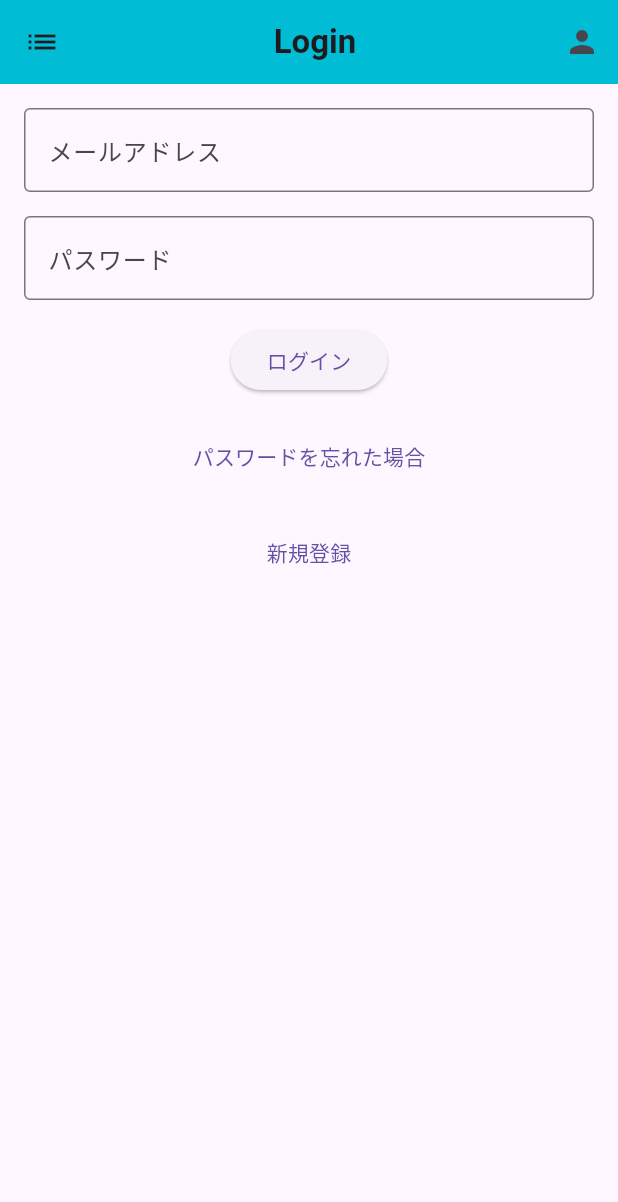
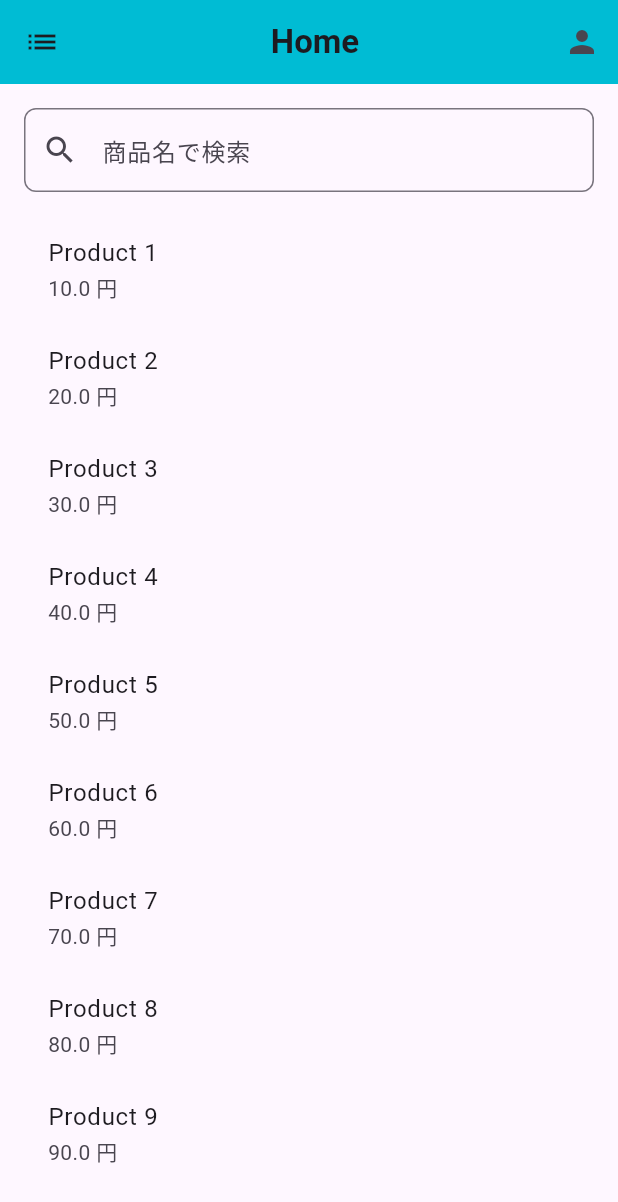
Before and after one commit to Shochan0713/UrbanStore, a Flutter app: the screen it shows after launch, in the side drawer, after a tap on "ログイン", on a phone screen of 412 x 824 dp. Shown: the top 1202 px of the screen. Run offline on Flutter 3.47's test engine with Material 3 defaults, Android fonts, the light colour scheme and no system bars; our stand-ins replace cloud_firestore, firebase_auth, firebase_core; accounts and stored records are empty.

Commit message:
カート機能追加

```diff
--- a/urbanstore/lib/model/cart.dart
+++ b/urbanstore/lib/model/cart.dart
@@ -1,38 +1,51 @@
 import 'package:urbanstore/model/cart_item.dart';
 import 'package:urbanstore/model/product.dart';
-import 'package:urbanstore/model/user_info.dart';
 
 class Cart {
-  final UserInfo user;
-  final List<CartItem> items;
+  static final Cart _instance = Cart._internal();
 
-  Cart({
-    required this.user,
-    required this.items,
-  });
+  final List<CartItem> _items = [];
 
-  double calculateTotalAmount() {
-    return items.fold(0.0, (sum, item) => sum + item.calculateItemTotal());
+  // プライベートコンストラクタ
+  Cart._internal();
+
+  // シングルトンインスタンスを取得するためのファクトリコンストラクタ
+  factory Cart() {
+    return _instance;
   }
 
-  void addItem(Product product, int quantity) {
-    // 商品をカートに追加するロジック
+  // カート内の商品を取得
+  List<CartItem> get items => _items;
+
+  // カートに商品を追加する
+  void addToCart(Product product) {
+    final existingItem = _items.firstWhere(
+        (item) => item.product.id == product.id,
+        orElse: () => CartItem(product: product));
+
+    if (!_items.contains(existingItem)) {
+      _items.add(existingItem);
+    } else {
+      existingItem.quantity++;
+    }
   }
 
-  void removeItem(Product product) {
-    // 商品をカートから削除するロジック
+  // カートから商品を削除する
+  void removeFromCart(Product product) {
+    final existingItem = _items.firstWhere(
+        (item) => item.product.id == product.id,
+        orElse: () => CartItem(product: product));
+
+    if (existingItem.quantity > 1) {
+      existingItem.quantity--;
+    } else {
+      _items.remove(existingItem);
+    }
   }
 
-  int getQuantity(Product product) {
-    for (CartItem item in items) {
-      if (item.product == product) {
-        return item.quantity;
-      }
-    }
-    return 0; // 商品がカートに存在しない場合は0を返す
-  }
-
-  void clear() {
-    items.clear();
+  // カート内の商品合計金額を計算する
+  double get totalPrice {
+    return _items.fold(0,
+        (total, current) => total + current.product.price * current.quantity);
   }
 }
--- a/urbanstore/lib/model/cart_item.dart
+++ b/urbanstore/lib/model/cart_item.dart
@@ -2,12 +2,7 @@ import 'package:urbanstore/model/product.dart';
 
 class CartItem {
   final Product product;
-  final int quantity;
+  int quantity;
 
-  CartItem({
-    required this.product,
-    required this.quantity,
-  }) : assert(quantity > 0, 'Quantity must be greater than zero');
-
-  double calculateItemTotal() => product.price * quantity;
+  CartItem({required this.product, this.quantity = 1});
 }
--- a/urbanstore/lib/view/product_related/ProductSearchFunctionScreen.dart
+++ b/urbanstore/lib/view/product_related/ProductSearchFunctionScreen.dart
@@ -0,0 +1,95 @@
+import 'package:flutter/material.dart';
+import 'package:urbanstore/model/cart.dart';
+import 'package:urbanstore/model/product.dart';
+import 'package:urbanstore/model/product_list.dart';
+import 'package:urbanstore/view/product_related/ItemDetailScreen.dart';
+import 'package:urbanstore/viewmodel/common/app_bar.dart';
+import 'package:urbanstore/viewmodel/common/drawer.dart';
+
+class Productsearchfunctionscreen extends StatefulWidget {
+  const Productsearchfunctionscreen({super.key});
+
+  @override
+  State<Productsearchfunctionscreen> createState() =>
+      _ProductsearchfunctionscreenState();
+}
+
+class _ProductsearchfunctionscreenState
+    extends State<Productsearchfunctionscreen> {
+  List<Product> filteredProducts = [];
+  String searchQuery = '';
+  final List<Product> productList = productListTest;
+  @override
+  void initState() {
+    super.initState();
+    filteredProducts = productList;
+  }
+
+  void updateSearchQuery(String query) {
+    setState(() {
+      searchQuery = query;
+      filteredProducts = productList
+          .where((productList) => productList.name
+              .toLowerCase()
+              .contains(searchQuery.toLowerCase()))
+          .toList();
+    });
+  }
+
+  @override
+  Widget build(BuildContext context) {
+    return Scaffold(
+      appBar: CustomAppBar(
+        title: 'Home',
+        actions: [
+          IconButton(
+            onPressed: () {},
+            icon: const Icon(Icons.home),
+          ),
+        ],
+      ),
+      drawer: CustomDrawer(),
+      body: Padding(
+        padding: EdgeInsets.all(16.0),
+        child: Column(
+          children: [
+            TextField(
+              decoration: InputDecoration(
+                hintText: '商品名で検索',
+                prefixIcon: Icon(Icons.search),
+                border: OutlineInputBorder(
+                  borderRadius: BorderRadius.circular(8.0),
+                ),
+              ),
+              onChanged: (query) => updateSearchQuery(query),
+            ),
+            SizedBox(height: 16.0),
+            Expanded(
+              child: filteredProducts.isEmpty
+                  ? Center(child: Text('該当する商品がありません。'))
+                  : ListView.builder(
+                      itemCount: filteredProducts.length,
+                      itemBuilder: (context, index) {
+                        final product = filteredProducts[index];
+                        return ListTile(
+                          title: Text(product.name),
+                          subtitle: Text('${product.price} 円'),
+                          onTap: () {
+                            Navigator.push(
+                              context,
+                              MaterialPageRoute(
+                                builder: (context) => Itemdetailscreen(
+                                    productId: product.id, cart: Cart()),
+                              ),
+                            );
+                          },
+                        );
+                      },
+                    ),
+            ),
+          ],
+        ),
+      ),
+    );
+  }
+}
--- a/urbanstore/lib/view/user_management/LoginScreen.dart
+++ b/urbanstore/lib/view/user_management/LoginScreen.dart
@@ -1,9 +1,9 @@
 import 'package:firebase_auth/firebase_auth.dart';
-import 'package:firebase_core/firebase_core.dart';
 import 'package:flutter/material.dart';
 import 'package:urbanstore/view/product_related/HomeScreen.dart';
 import 'package:urbanstore/view/user_management/UserRegistrationScreen.dart';
 import 'package:urbanstore/viewmodel/common/app_bar.dart';
+import 'package:urbanstore/viewmodel/common/drawer.dart';
 
 class LoginScreen extends StatelessWidget {
   final TextEditingController _emailController = TextEditingController();
@@ -23,28 +23,7 @@ class LoginScreen extends StatelessWidget {
           ),
         ],
       ),
-      drawer: Drawer(
-        child: ListView(padding: EdgeInsets.zero, children: [
-          DrawerHeader(
-            decoration: BoxDecoration(color: Colors.cyan[200]),
-            child: Text('メニュー'),
-          ),
-          ListTile(
-            leading: Icon(Icons.home),
-            title: Text('ホーム'),
-            onTap: () {
-              Navigator.pop(context);
-            },
-          ),
-          ListTile(
-            leading: Icon(Icons.settings),
-            title: Text('設定'),
-            onTap: () {
-              Navigator.pop(context);
-            },
-          ),
-        ]),
-      ),
+      drawer: CustomDrawer(),
       body: Padding(
         padding: const EdgeInsets.all(16.0),
         child: Column(
--- a/urbanstore/lib/view/user_management/RegistrationCompleateScreen.dart
+++ b/urbanstore/lib/view/user_management/RegistrationCompleateScreen.dart
@@ -1,6 +1,7 @@
 import 'package:flutter/material.dart';
 import 'package:urbanstore/view/product_related/HomeScreen.dart';
 import 'package:urbanstore/viewmodel/common/app_bar.dart';
+import 'package:urbanstore/viewmodel/common/drawer.dart';
 
 class Registrationcompleatescreen extends StatelessWidget {
   const Registrationcompleatescreen({super.key});
@@ -17,6 +18,7 @@ class Registrationcompleatescreen extends StatelessWidget {
           ),
         ],
       ),
+      drawer: CustomDrawer(),
       body: Padding(
         padding: const EdgeInsets.all(16.0),
         child: Column(
--- a/urbanstore/lib/view/user_management/UserInfo.dart
+++ b/urbanstore/lib/view/user_management/UserInfo.dart
@@ -5,8 +5,8 @@ import 'package:urbanstore/view/product_related/HomeScreen.dart'; // 自作の H
 import 'package:urbanstore/view/user_management/LoginScreen.dart'; // 自作の LoginScreen のインポート
 import 'package:urbanstore/view/user_management/UserInfoRegistration.dart'; // 自作の UserInfoRegistration のインポート
 import 'package:urbanstore/viewmodel/common/app_bar.dart'; // 自作の CustomAppBar のインポート
-import 'package:urbanstore/model/user_info.dart'
-    as my_user_info; // `UserInfo` を `my_user_info` という名前でインポート
+import 'package:urbanstore/model/user_info.dart' as my_user_info;
+import 'package:urbanstore/viewmodel/common/drawer.dart'; // `UserInfo` を `my_user_info` という名前でインポート
 
 class Userinfo extends StatefulWidget {
   const Userinfo({super.key});
@@ -73,6 +73,7 @@ class _UserinfoState extends State<Userinfo> {
           ),
         ],
       ),
+      drawer: CustomDrawer(),
       body: Padding(
         padding: const EdgeInsets.all(16.0),
         child: _loading
--- a/urbanstore/lib/view/user_management/UserInfoRegistration.dart
+++ b/urbanstore/lib/view/user_management/UserInfoRegistration.dart
@@ -5,6 +5,7 @@ import 'package:firebase_auth/firebase_auth.dart';
 import 'package:flutter/material.dart';
 import 'package:urbanstore/model/address.dart';
 import 'package:urbanstore/model/user_info.dart' as user_model;
+import 'package:urbanstore/viewmodel/common/drawer.dart';
 
 class Userinforegistrationscreen extends StatefulWidget {
   const Userinforegistrationscreen({super.key});
@@ -81,6 +82,7 @@ class _UserinforegistrationscreenState
   Widget build(BuildContext context) {
     return Scaffold(
       appBar: AppBar(title: const Text('ユーザー情報登録')),
+      drawer: CustomDrawer(),
       body: Padding(
         padding: const EdgeInsets.all(16.0),
         child: ListView(
--- /dev/null
+++ b/urbanstore/lib/viewmodel/common/drawer.dart
@@ -0,0 +1,52 @@
+import 'package:flutter/material.dart';
+import 'package:urbanstore/view/product_related/HomeScreen.dart';
+import 'package:urbanstore/view/product_related/ProductSearchFunctionScreen.dart';
+
+class CustomDrawer extends StatelessWidget {
+  const CustomDrawer({super.key});
+
+  @override
+  Widget build(BuildContext context) {
+    return Drawer(
+      child: ListView(padding: EdgeInsets.zero, children: [
+        DrawerHeader(
+          decoration: BoxDecoration(color: Colors.cyan[200]),
+          child: Center(
+            child: const Text('メニュー'),
+          ),
+        ),
+        ListTile(
+          leading: const Icon(Icons.home),
+          title: const Text('ホーム'),
+          onTap: () {
+            Navigator.push(
+              context,
+              MaterialPageRoute(
+                builder: (context) => HomeScreen(),
+              ),
+            );
+          },
+        ),
+        ListTile(
+          leading: const Icon(Icons.search),
+          title: const Text('検索'),
+          onTap: () {
+            Navigator.push(
+              context,
+              MaterialPageRoute(
+                builder: (context) => Productsearchfunctionscreen(),
+              ),
+            );
+          },
+        ),
+        ListTile(
+          leading: const Icon(Icons.settings),
+          title: const Text('設定'),
+          onTap: () {
+            Navigator.pop(context);
+          },
+        ),
+      ]),
+    );
+  }
+}
```
Also changed, not shown: urbanstore/lib/view/cart_purchase_related/CartManagementScreen.dart (+72 -0 lines), urbanstore/lib/view/product_related/HomeScreen.dart (+6 -2 lines), urbanstore/lib/view/product_related/ItemDetailScreen.dart (+19 -3 lines), urbanstore/lib/view/user_management/UserRegistrationScreen.dart (+2 -12 lines), urbanstore/lib/viewmodel/cart_view_model.dart (+22 -22 lines).
